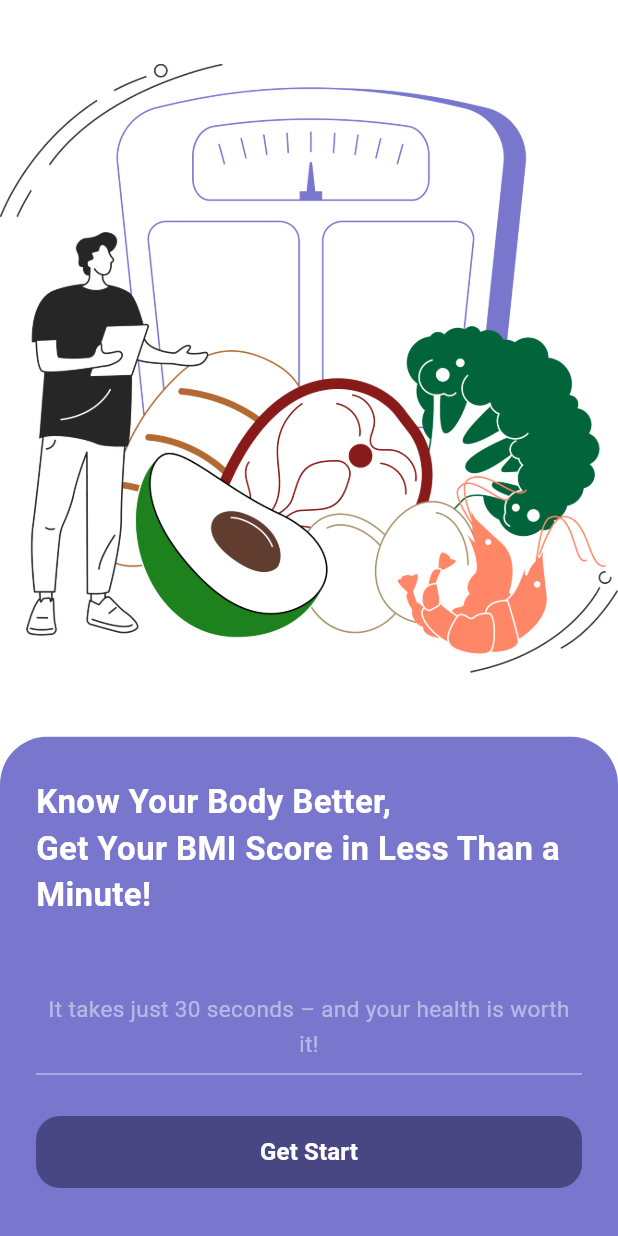
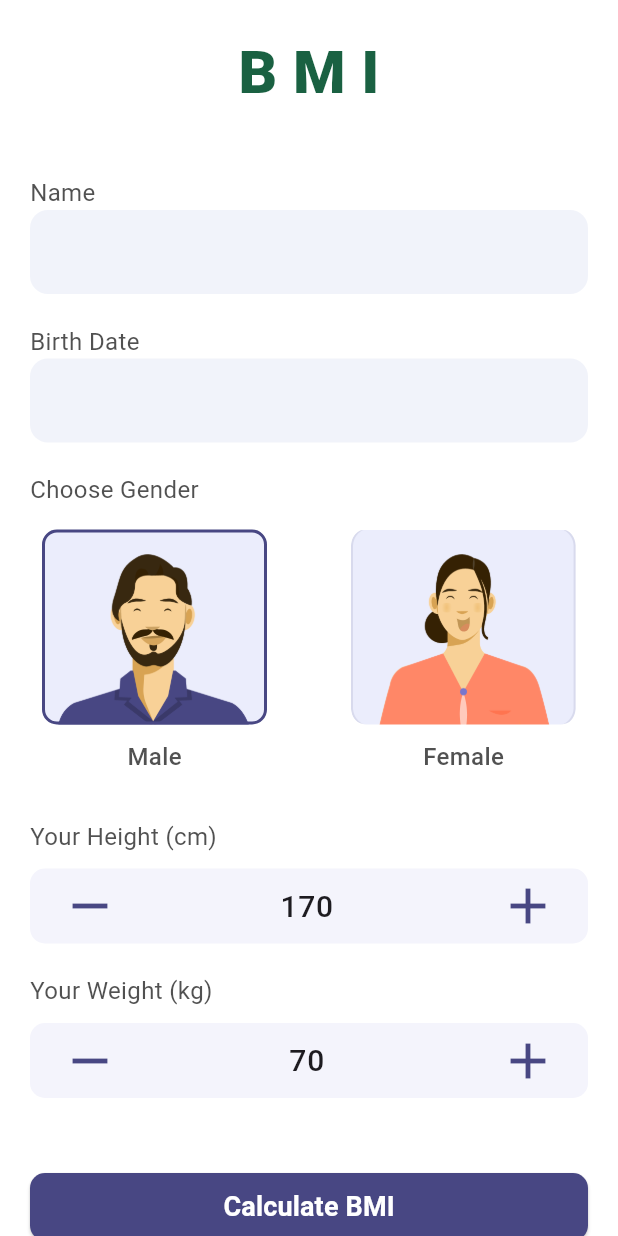
Before and after one commit to MohammedEmadSelim/bmi, a Flutter app: the OnBoarding screen opened directly, after a tap on "Get Start", on a phone screen of 412 x 824 dp. Run offline on Flutter 3.47's test engine with Material 3 defaults, Android fonts, the phone set to English and light mode, and no system bars.

Commit message:
Add Calculate_BMI Page and some touches of edits

```diff
--- /dev/null
+++ b/lib/Calculate_BMI.dart
@@ -0,0 +1,258 @@
+import 'package:flutter/material.dart';
+import 'ResultPage.dart';
+import 'core/theme/colors.dart';
+
+class BmiScreen extends StatefulWidget {
+  const BmiScreen({super.key});
+
+  @override
+  State<BmiScreen> createState() => _BmiScreenState();
+}
+
+class _BmiScreenState extends State<BmiScreen> {
+  bool isMale = true;
+
+  final TextEditingController heightController =
+  TextEditingController(text: '170');
+  final TextEditingController weightController =
+  TextEditingController(text: '70');
+
+  @override
+  Widget build(BuildContext context) {
+    return Scaffold(
+      backgroundColor: AppColors.white,
+      body: SafeArea(
+        child: SingleChildScrollView(
+          child: Padding(
+            padding: const EdgeInsets.all(20),
+            child: Column(
+              crossAxisAlignment: CrossAxisAlignment.start,
+              children: [
+                Center(
+                  child: Text(
+                    'B M I',
+                    style: TextStyle(
+                      fontSize: 40,
+                      fontWeight: FontWeight.w900,
+                      color: AppColors.lightgreen,
+                    ),
+                  ),
+                ),
+
+                const SizedBox(height: 40),
+
+                _label('Name'),
+                _normalTextField(),
+
+                const SizedBox(height: 20),
+
+                _label('Birth Date'),
+                _normalTextField(),
+
+                const SizedBox(height: 20),
+
+                _label('Choose Gender'),
+                const SizedBox(height: 15),
+
+                Row(
+                  children: [
+                    _genderCard(
+                      title: 'Male',
+                      imagePath: 'assets/images/male.png',
+                      isSelected: isMale,
+                      onTap: () => setState(() => isMale = true),
+                    ),
+                    const SizedBox(width: 40),
+                    _genderCard(
+                      title: 'Female',
+                      imagePath: 'assets/images/female.png',
+                      isSelected: !isMale,
+                      onTap: () => setState(() => isMale = false),
+                    ),
+                  ],
+                ),
+
+                const SizedBox(height: 30),
+
+                numberStepperField(
+                  title: 'Your Height (cm)',
+                  controller: heightController,
+                ),
+
+                const SizedBox(height: 20),
+
+                numberStepperField(
+                  title: 'Your Weight (kg)',
+                  controller: weightController,
+                ),
+
+                const SizedBox(height: 50),
+
+                SizedBox(
+                  width: double.infinity,
+                  height: 45,
+                  child: ElevatedButton(
+                    onPressed: () {
+                      Navigator.push(
+                        context,
+                        MaterialPageRoute(builder: (context) => const BmiResultPage()),
+                      );
+                    },
+                    style: ElevatedButton.styleFrom(
+                      backgroundColor: AppColors.darkPurple,
+                      shape: RoundedRectangleBorder(
+                        borderRadius: BorderRadius.circular(10),
+                      ),
+                    ),
+                    child: const Text(
+                      'Calculate BMI',
+                      style: TextStyle(
+                        fontSize: 18,
+                        color: AppColors.white,
+                        fontWeight: FontWeight.w600,
+                      ),
+                    ),
+                  ),
+                ),
+              ],
+            ),
+          ),
+        ),
+      ),
+    );
+  }
+
+  // ================= Widgets =================
+
+  Widget _label(String text) {
+    return Text(
+      text,
+      style: const TextStyle(
+        fontSize: 16,
+        color: AppColors.graylabel,
+      ),
+    );
+  }
+
+  Widget _normalTextField() {
+    return TextField(
+      decoration: InputDecoration(
+        filled: true,
+        fillColor: const Color(0xFFF1F3FA),
+        border: OutlineInputBorder(
+          borderRadius: BorderRadius.circular(12),
+          borderSide: BorderSide.none,
+        ),
+      ),
+    );
+  }
+
+  Widget numberStepperField({
+    required String title,
+    required TextEditingController controller,
+  }) {
+    return Column(
+      crossAxisAlignment: CrossAxisAlignment.start,
+      children: [
+        _label(title),
+        const SizedBox(height: 10),
+        Container(
+          height: 50,
+          padding: const EdgeInsets.symmetric(horizontal: 20),
+          decoration: BoxDecoration(
+            color: AppColors.lightPurple,
+            borderRadius: BorderRadius.circular(10),
+          ),
+          child: Row(
+            children: [
+              GestureDetector(
+                onTap: () {
+                  int value = int.tryParse(controller.text) ?? 0;
+                  if (value > 0) value--;
+                  controller.text = value.toString();
+                  setState(() {});
+                },
+                child: const Icon(Icons.remove,
+                    size: 40,color: AppColors.darkPurple,
+                ),
+              ),
+              const SizedBox(width: 12),
+              Expanded(
+                child: TextField(
+                  controller: controller,
+                  keyboardType: TextInputType.number,
+                  textAlign: TextAlign.center,
+                  style: const TextStyle(
+                    fontSize: 20,
+                    fontWeight: FontWeight.w500,
+                  ),
+                  decoration: const InputDecoration(
+                    border: InputBorder.none,
+                    isDense: true,
+                  ),
+                ),
+              ),
+              const SizedBox(width: 12),
+              GestureDetector(
+                onTap: () {
+                  int value = int.tryParse(controller.text) ?? 0;
+                  value++;
+                  controller.text = value.toString();
+                  setState(() {});
+                },
+                child: const Icon(Icons.add,
+                  size: 40,color: AppColors.darkPurple,
+                ),
+              ),
+            ],
+          ),
+        ),
+      ],
+    );
+  }
+
+  Widget _genderCard({
+    required String title,
+    required String imagePath,
+    required bool isSelected,
+    required VoidCallback onTap,
+  }) {
+    return Expanded(
+      child: GestureDetector(
+        onTap: onTap,
+        child: Column(
+          children: [
+            Container(
+              height: 130,
+              width: 150,
+              decoration: BoxDecoration(
+                borderRadius: BorderRadius.circular(10),
+                border: Border.all(
+                  color: isSelected
+                      ?  Color(0xff484783)
+                      : Colors.transparent,
+                  width: 2,
+                ),
+                image: DecorationImage(
+                  image: AssetImage(imagePath),
+                  fit: BoxFit.cover,
+                ),
+              ),
+            ),
+
+            const SizedBox(height: 10),
+
+            Text(
+              title,
+              style: const TextStyle(
+                fontSize: 16,
+                color: AppColors.graylabel,
+                fontWeight: FontWeight.w500,
+              ),
+            ),
+          ],
+        ),
+      ),
+    );
+  }
+}
--- a/lib/ResultPage.dart
+++ b/lib/ResultPage.dart
@@ -42,7 +42,7 @@ class BmiResultPage extends StatelessWidget {
                           ),
                           SizedBox(height: 24),
                           Text('16.5',style: TextStyle(
-                              fontSize: 35,
+                            fontSize: 35,
                               fontWeight: FontWeight.w700,
                               color: AppColors.white,
                             ),
@@ -122,10 +122,11 @@ class BmiResultPage extends StatelessWidget {
                   ],
                 ),
               ),
+
               SizedBox(height: 30),
               Container(
                 width: double.infinity,
-                padding: const EdgeInsets.symmetric(vertical:50,horizontal: 15),
+                padding: const EdgeInsets.symmetric(vertical:40,horizontal: 10),
                 decoration: BoxDecoration(
                   color: AppColors.green,
                   borderRadius: BorderRadius.circular(20),
@@ -146,11 +147,7 @@ class BmiResultPage extends StatelessWidget {
                       ),
                     ),
                     SizedBox(height: 10),
-                    Text('Lorem ipsum dolor sit amet consectetur. '
-                         'Sagittis interdum dui enim imperdiet sapien cursus velit pharetra. '
-                         'Viverra justo tempor dictum odio. '
-                         'Nisl non dui integer orci nulla eget laoreet tellus. '
-                         'Orci nunc a orci convallis ac orci.',style: TextStyle(
+                    Text("Lorem ipsum dolor sit amet consectetur. Sagittis interdum dui enim imperdiet sapien cursus velit pharetra. Viverra justo tempor dictum odio. Nisl non dui integer orci nulla eget laoreet tellus. Orci nunc a orci convallis ac orci. Urna auctor at elementum sit ante maecenas ullamcorper rhoncus dictum. Morbi venenatis lectus ultrices euismod. Laoreet purus risus amet enim sagittis ut. Consectetur libero orci urnager dignissi est.",style: TextStyle(
                         fontSize: 15,
                         fontWeight: FontWeight.w400,
                         color: AppColors.white,
@@ -160,7 +157,7 @@ class BmiResultPage extends StatelessWidget {
                   ],
                 ),
               ),
-              SizedBox(height: 100),
+              SizedBox(height: 40),
               SizedBox(
                 width: 332,
                 height: 45,
--- a/lib/core/theme/colors.dart
+++ b/lib/core/theme/colors.dart
@@ -6,4 +6,8 @@ class AppColors{
   static const Color white = Color(0xffFFFFFF);
   static const Color greyWhite = Color(0x80F8F9FF);
   static const Color green = Color(0xff064E3B);
+  static const Color lightgreen = Color(0xe601502e);
+  static const Color black = Color(0xff000000);
+  static const Color graylabel = Color(0xd9333333);
+  static const Color lightPurple = Color(0x26b3b2ea);
 }
--- a/lib/main.dart
+++ b/lib/main.dart
@@ -1,5 +1,6 @@
 import 'package:bmi/ResultPage.dart';
 import 'package:flutter/material.dart';
+import 'Calculate_BMI.dart';
 import 'core/theme/colors.dart';
 
 void main() {
@@ -13,8 +14,7 @@ class MyApp extends StatelessWidget {
   Widget build(BuildContext context) {
     return MaterialApp(
       debugShowCheckedModeBanner: false,
-      // home: OnBoarding(),
-      home: BmiResultPage(),
+      home: OnBoarding(),
     );
   }
 }
@@ -35,7 +35,7 @@ class OnBoarding extends StatelessWidget {
           ),
 
           ClipRRect(
-            borderRadius: const BorderRadius.only(
+            borderRadius: BorderRadius.only(
               topLeft: Radius.circular(32),
               topRight: Radius.circular(32),
             ),
@@ -76,7 +76,12 @@ class OnBoarding extends StatelessWidget {
                     width: double.infinity,
                     height: 48,
                     child: ElevatedButton(
-                      onPressed: () {},
+                      onPressed: () {
+                        Navigator.push(
+                          context,
+                          MaterialPageRoute(builder: (context) => const BmiScreen()),
+                        );
+                      },
                       style: ElevatedButton.styleFrom(
                         backgroundColor: AppColors.darkPurple,
                         shape: RoundedRectangleBorder(
--- a/pubspec.yaml
+++ b/pubspec.yaml
@@ -61,6 +61,9 @@ flutter:
   assets:
     - assets/images/first_img.png
     - assets/images/body.png
+    - assets/images/male.png
+    - assets/images/female.png
+
 
   # An image asset can refer to one or more resolution-specific "variants", see
   # https://flutter.dev/to/resolution-aware-images
```
Also changed, not shown: assets/images/female.png (added), assets/images/male.png (added).
